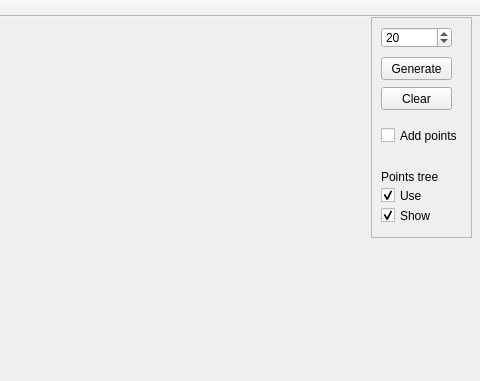
Above: mainwindow.ui from sashach/points_tree before the change; both pictures show x 419 to 899 and y 0 to 381 of the 899 by 554 pixel window. Below: the same form after it.
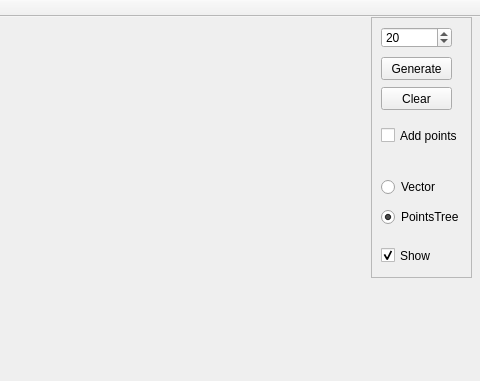
That is the form after the change.

Patch:
```diff
--- a/mainwindow.ui
+++ b/mainwindow.ui
@@ -20,7 +20,7 @@
       <x>790</x>
       <y>0</y>
       <width>101</width>
-      <height>221</height>
+      <height>261</height>
      </rect>
     </property>
     <property name="frameShape">
@@ -87,27 +87,11 @@
       <string>Add points</string>
      </property>
     </widget>
-    <widget class="QCheckBox" name="usePointsTreeCheckBox">
-     <property name="geometry">
-      <rect>
-       <x>10</x>
-       <y>170</y>
-       <width>70</width>
-       <height>17</height>
-      </rect>
-     </property>
-     <property name="text">
-      <string>Use</string>
-     </property>
-     <property name="checked">
-      <bool>true</bool>
-     </property>
-    </widget>
     <widget class="QCheckBox" name="showPointsTreeCheckBox">
      <property name="geometry">
       <rect>
        <x>10</x>
-       <y>190</y>
+       <y>230</y>
        <width>70</width>
        <height>17</height>
       </rect>
@@ -119,17 +103,36 @@
       <bool>true</bool>
      </property>
     </widget>
-    <widget class="QLabel" name="label">
+    <widget class="QRadioButton" name="vectorRadioButton">
      <property name="geometry">
       <rect>
        <x>10</x>
-       <y>150</y>
-       <width>71</width>
+       <y>160</y>
+       <width>95</width>
        <height>20</height>
       </rect>
      </property>
      <property name="text">
-      <string>Points tree</string>
+      <string>Vector</string>
+     </property>
+    </widget>
+    <widget class="QRadioButton" name="pointsTreeRadioButton">
+     <property name="geometry">
+      <rect>
+       <x>10</x>
+       <y>190</y>
+       <width>95</width>
+       <height>20</height>
+      </rect>
+     </property>
+     <property name="toolTip">
+      <string>Using PointsTree with QuadTree search</string>
+     </property>
+     <property name="text">
+      <string>PointsTree</string>
+     </property>
+     <property name="checked">
+      <bool>true</bool>
      </property>
     </widget>
    </widget>
```
Left out of the diff: 3 changed lines with no effect on the pictures.
